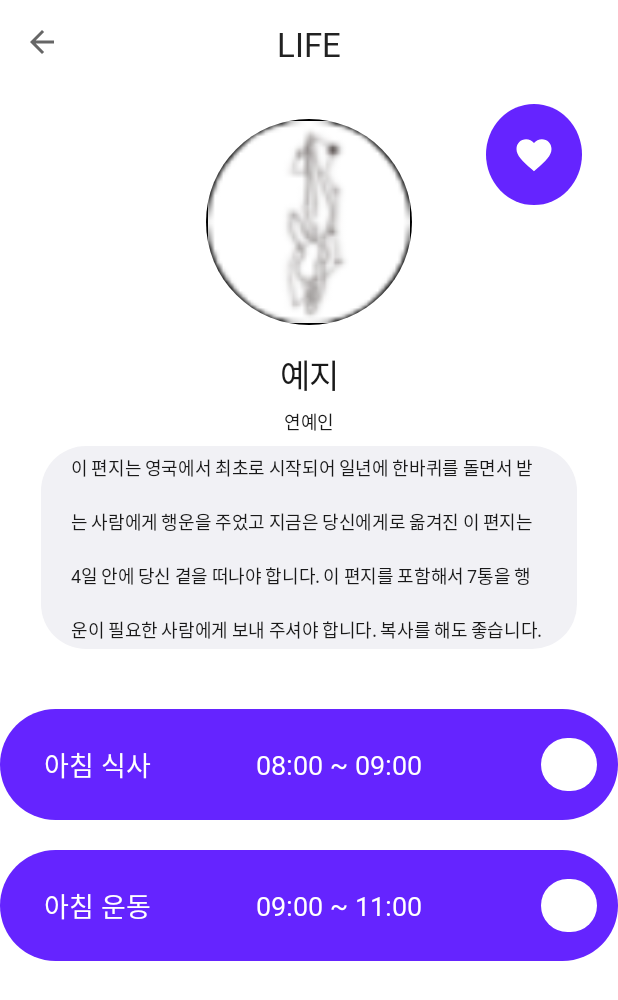
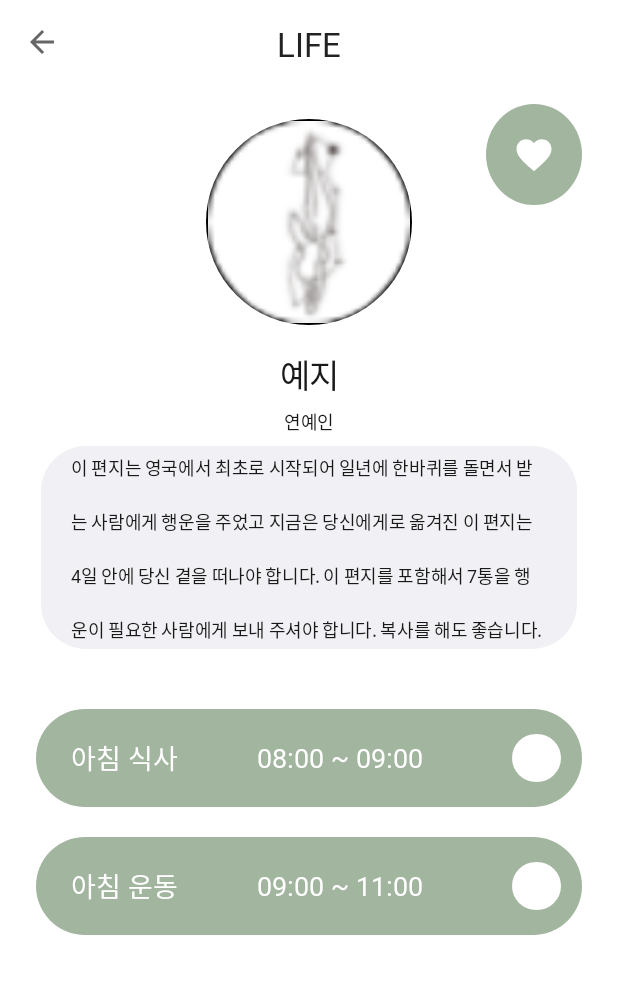
Before and after one commit to BeryWell/BeryWell, an Android app: the screen it shows after launch (SearchLikeActivity), on a phone screen of 412 x 824 dp. Shown: the top 1000 px of the screen. Run offline under Robolectric (Android 15) with nearby library versions, the phone set to English and light mode, and no system bars.

Commit message:
메인 컬러 수정

```diff
--- a/BeryWell/app/src/main/AndroidManifest.xml
+++ b/BeryWell/app/src/main/AndroidManifest.xml
@@ -25,7 +25,6 @@
             <meta-data
                 android:name="android.app.lib_name"
                 android:value="" />
-
             <intent-filter>
                 <action android:name="android.intent.action.MAIN" />
 
--- a/BeryWell/app/src/main/res/drawable/user_favor_backgroud.xml
+++ b/BeryWell/app/src/main/res/drawable/user_favor_backgroud.xml
@@ -1,6 +1,6 @@
 <?xml version="1.0" encoding="utf-8"?>
 <shape xmlns:android="http://schemas.android.com/apk/res/android"
     android:shape="oval" >
-    <solid android:color="#6524ff"/>
+    <solid android:color="@color/main_color"/>
     <corners android:radius="180dp"/>
 </shape>
--- a/BeryWell/app/src/main/res/drawable/user_schedule_background_drawable.xml
+++ b/BeryWell/app/src/main/res/drawable/user_schedule_background_drawable.xml
@@ -1,6 +1,6 @@
 <?xml version="1.0" encoding="utf-8"?>
 <shape xmlns:android="http://schemas.android.com/apk/res/android"
     android:shape="rectangle" >
-    <solid android:color="#6524ff"/>
+    <solid android:color="@color/main_color"/>
     <corners android:radius="180dp"/>
 </shape>
--- a/BeryWell/app/src/main/res/layout/activity_login.xml
+++ b/BeryWell/app/src/main/res/layout/activity_login.xml
@@ -132,7 +132,7 @@
             android:autoSizeMinTextSize="1dp"
             android:autoSizeTextType="uniform"
             android:textColor="#ffffff"
-            android:fontFamily="@font/gmbold"
+            android:fontFamily="@font/gmr"
             android:background="@drawable/user_schedule_background_drawable"
             android:letterSpacing="-0.03"
             android:lineSpacingExtra="12sp"
--- a/BeryWell/app/src/main/res/layout/activity_search_like_item.xml
+++ b/BeryWell/app/src/main/res/layout/activity_search_like_item.xml
@@ -10,6 +10,7 @@
         android:layout_width="0dp"
         android:layout_height="0dp"
         android:layout_marginTop="20dp"
+        android:layout_marginHorizontal="24dp"
         android:background="@drawable/user_schedule_background_drawable"
         app:layout_constraintEnd_toEndOf="parent"
         app:layout_constraintDimensionRatio="1:0.18"
--- a/BeryWell/app/src/main/res/values/colors.xml
+++ b/BeryWell/app/src/main/res/values/colors.xml
@@ -7,4 +7,5 @@
     <color name="teal_700">#FF018786</color>
     <color name="black">#FF000000</color>
     <color name="white">#FFFFFFFF</color>
+    <color name="main_color">#A2B59F</color>
 </resources>
```
